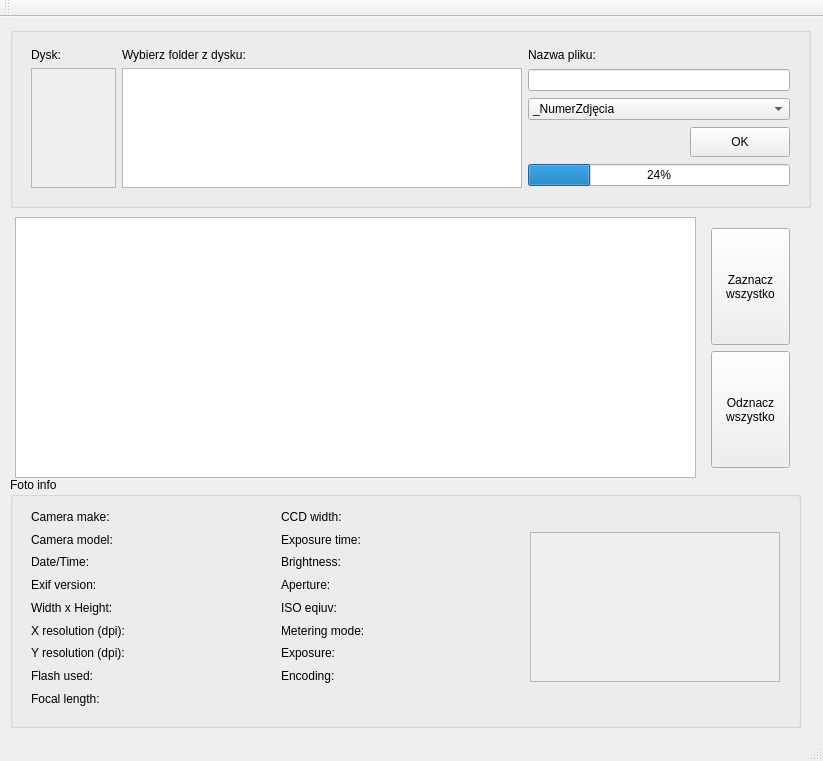
Before: the Qt Designer form Fotosy/mainwindow.ui in gorecrob/fotosywqt, drawn with Qt 5.
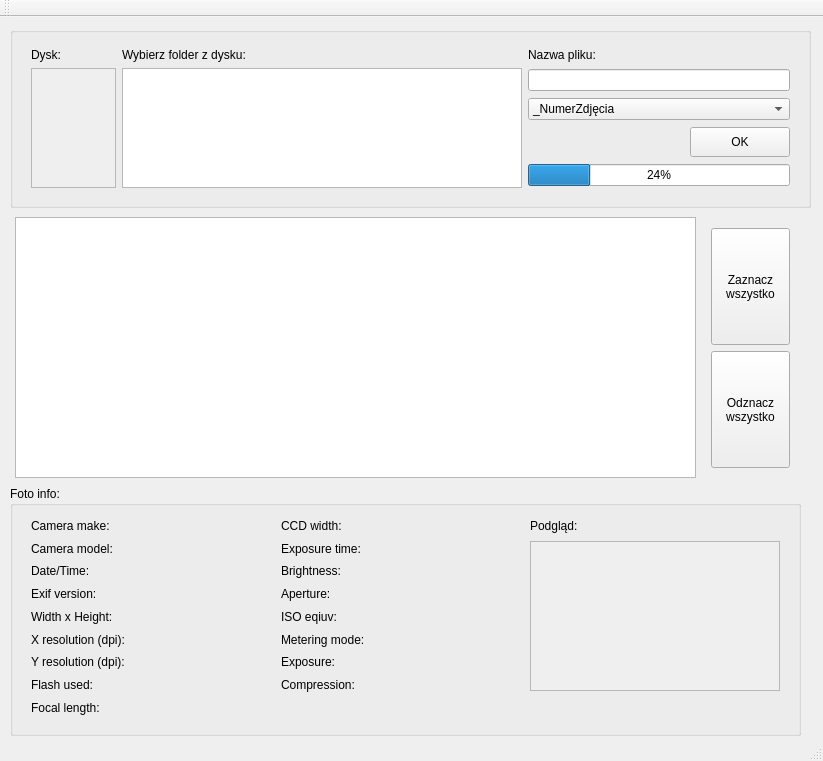
After: the same form once the commit is applied.

```diff
--- a/Fotosy/mainwindow.ui
+++ b/Fotosy/mainwindow.ui
@@ -245,13 +245,13 @@
     <property name="geometry">
      <rect>
       <x>10</x>
-      <y>460</y>
+      <y>469</y>
       <width>791</width>
-      <height>251</height>
+      <height>250</height>
      </rect>
     </property>
     <property name="title">
-     <string>Foto info</string>
+     <string>Foto info:</string>
     </property>
     <widget class="QWidget" name="gridLayoutWidget_2">
      <property name="geometry">
@@ -540,7 +540,7 @@
       <item row="7" column="2">
        <widget class="QLabel" name="label_21">
         <property name="text">
-         <string>Encoding:</string>
+         <string>Compression:</string>
         </property>
        </widget>
       </item>
@@ -729,6 +729,13 @@
         </widget>
        </widget>
       </item>
+      <item row="0" column="4">
+       <widget class="QLabel" name="label_4">
+        <property name="text">
+         <string>Podgląd:</string>
+        </property>
+       </widget>
+      </item>
      </layout>
     </widget>
    </widget>
```
Left out of the diff: 2 changed lines with no effect on the pictures.
